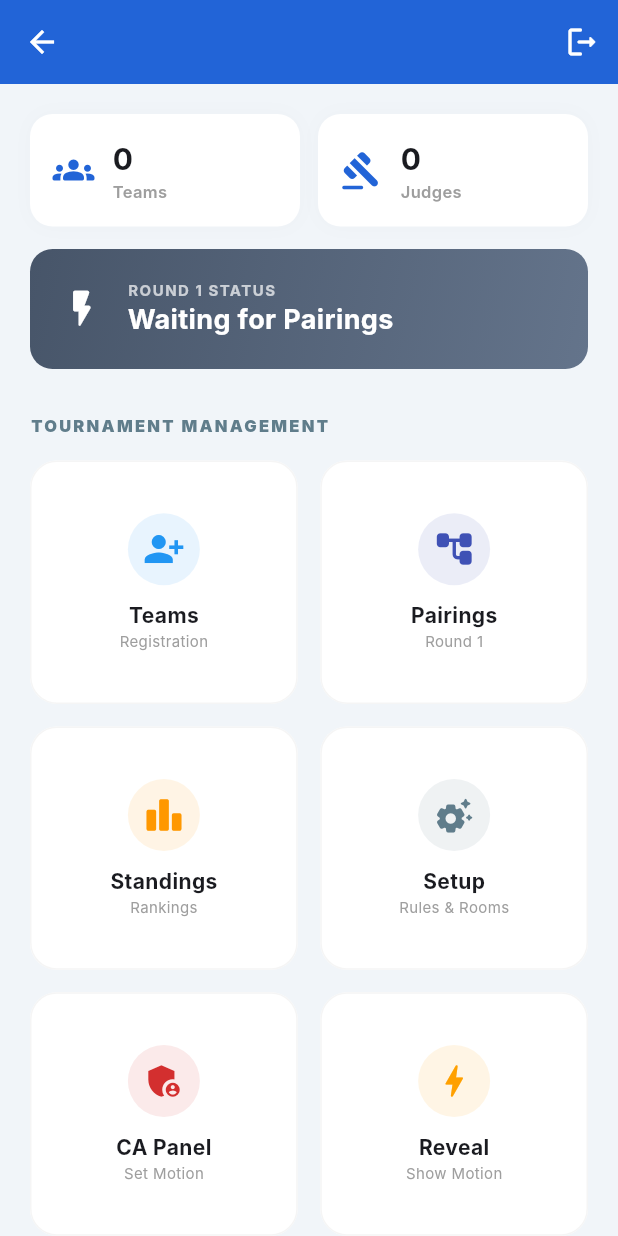
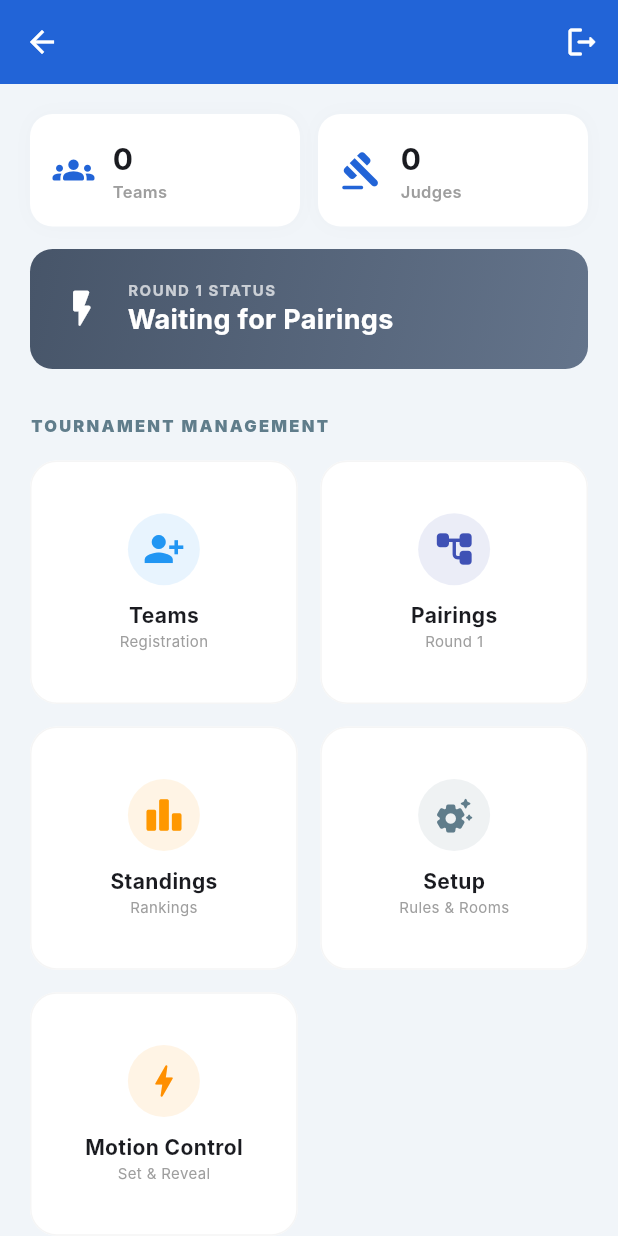
Before and after one commit to shamimsust/debateflow, a Flutter app: the HomeScreen screen opened directly with empty values, on a phone screen of 412 x 824 dp. Run offline on Flutter 3.47's test engine with Material 3 defaults, Android fonts, the phone set to English and light mode, and no system bars; our stand-ins replace firebase_auth, firebase_core, firebase_database, screenshot, share_plus; accounts and stored records are empty; Roboto replaces fonts that are missing (Inter).

Commit message:
home screen update

```diff
--- a/lib/screens/home_screen.dart
+++ b/lib/screens/home_screen.dart
@@ -4,7 +4,6 @@ import '../services/auth_service.dart';
 import 'add_team_screen.dart';
 import 'standings_screen.dart';
 import 'pairing_screen.dart';
-import 'motion_reveal_screen.dart';
 import 'admin_motion_control.dart';
 import 'setup_screen.dart';
 
@@ -32,7 +31,6 @@ class _HomeScreenState extends State<HomeScreen> {
   }
 
   void _listenToRoundStatus() {
-    // 🔗 Syncs the local _currentRound with the Admin's selection in Firebase
     FirebaseDatabase.instance
         .ref('tournaments/${widget.tournamentId}/currentRound')
         .onValue
@@ -129,27 +127,14 @@ class _HomeScreenState extends State<HomeScreen> {
                   onTap: () => Navigator.push(context, MaterialPageRoute(
                     builder: (c) => SetupScreen(tournamentId: widget.tournamentId))),
                 ),
+                // 🛑 REPLACED: This is now the only way to access Motion settings and Reveal
                 _buildAdminCard(
-                  title: "CA Panel",
-                  subtitle: "Set Motion",
-                  icon: Icons.admin_panel_settings,
-                  color: Colors.red.shade700,
+                  title: "Motion Control",
+                  subtitle: "Set & Reveal",
+                  icon: Icons.bolt_rounded,
+                  color: Colors.amber.shade800,
                   onTap: () => Navigator.push(context, MaterialPageRoute(
                     builder: (c) => AdminMotionControl(tournamentId: widget.tournamentId))),
-                ),
-                // 📺 FIXED MOTION REVEAL CARD
-                _buildAdminCard(
-                  title: "Reveal",
-                  subtitle: "Show Motion",
-                  icon: Icons.bolt_rounded,
-                  color: Colors.amber.shade700,
-                  onTap: () => Navigator.push(context, MaterialPageRoute(
-                    builder: (c) => MotionRevealScreen(
-                      // 🔥 Key forces the widget to rebuild when round changes
-                      key: ValueKey('reveal_round_$_currentRound'),
-                      tournamentId: widget.tournamentId,
-                      round: _currentRound,
-                    ))),
                 ),
               ],
             ),
@@ -159,8 +144,6 @@ class _HomeScreenState extends State<HomeScreen> {
       ),
     );
   }
-
-  // ... (Keeping your existing _buildStatCard and _buildAdminCard as they were)
 
   Widget _buildStatCard(String title, DatabaseReference ref, IconData icon) {
     return Expanded(
```
Also changed, not shown: lib/screens/admin_motion_control.dart (+80 -19 lines).
